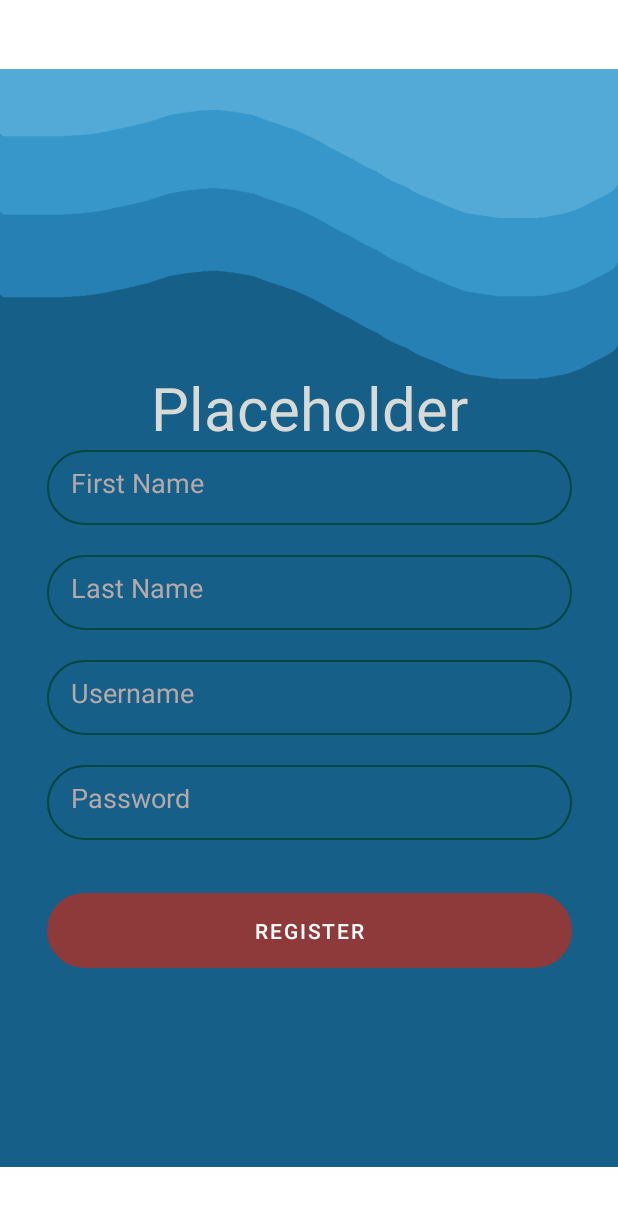
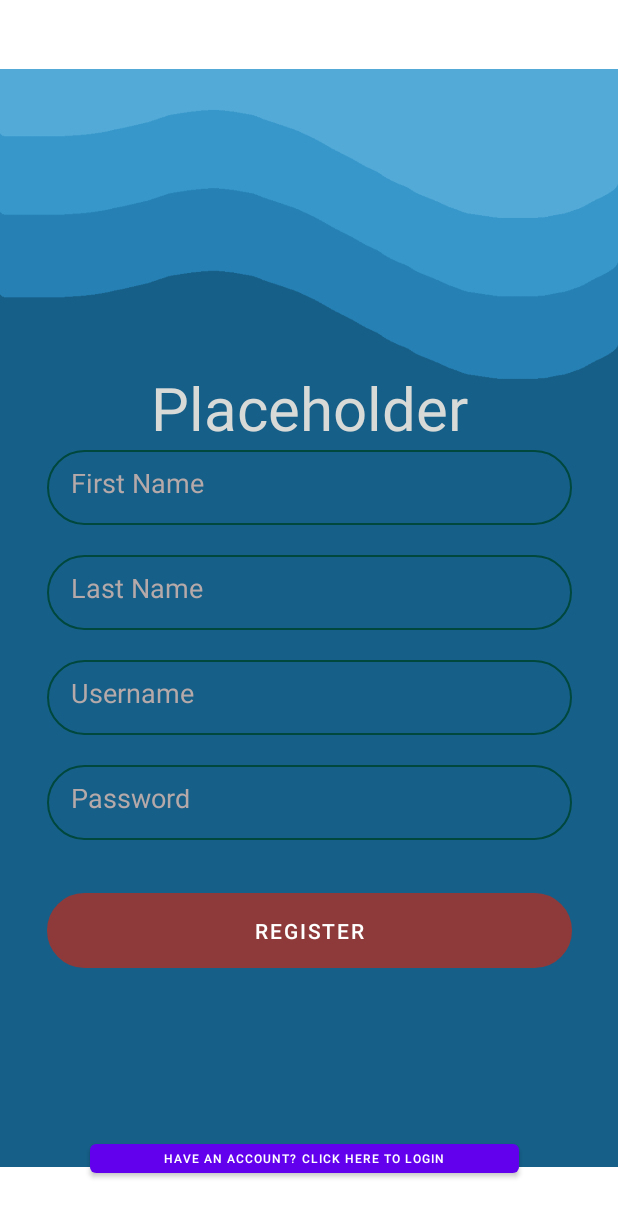
Before and after one commit to RohanDey02/B07MedicalApp, an Android app: the SignUpActivity screen opened directly, with no data from a screen before it, on a phone screen of 412 x 824 dp. Shown: the top 1217 px of the screen. Run offline under Robolectric (Android 15) with nearby library versions, the phone set to English and light mode, and no system bars; our stand-ins replace Firebase (no records; nobody signed in at launch, a user with empty details on screens opened directly); Roboto replaces fonts that are not available here.

Commit message:
typo & a button added to go back to login page

```diff
--- a/app/src/main/java/com/example/b07medicalapp/SignUpActivity.java
+++ b/app/src/main/java/com/example/b07medicalapp/SignUpActivity.java
@@ -65,7 +65,7 @@ public class SignUpActivity extends AppCompatActivity {
                 }
 
                 if (account.username.isEmpty()){
-                    etUserName.setError("password is empty");
+                    etUserName.setError("username is empty");
                     etUserName.requestFocus();
                     return;
                 }
@@ -75,6 +75,11 @@ public class SignUpActivity extends AppCompatActivity {
 
             }
         });
+    }
+
+    public void backToLogin(View view){
+                Intent intent = new Intent(this, MainActivity.class);
+                startActivity(intent);
     }
 
     @Override
--- a/app/src/main/res/layout/activity_sign_up.xml
+++ b/app/src/main/res/layout/activity_sign_up.xml
@@ -7,6 +7,7 @@
     android:visibility="visible">
 
     <ImageView
+        android:id="@+id/imageView"
         android:layout_width="match_parent"
         android:layout_height="match_parent"
         android:contentDescription="@string/main_page_background"
@@ -143,4 +144,17 @@
         app:layout_constraintTop_toBottomOf="@+id/editTextPassword"
         tools:text="@string/sign_up_butt" />
 
+    <Button
+        android:id="@+id/button9"
+        android:layout_width="286dp"
+        android:layout_height="31dp"
+        android:layout_marginStart="60dp"
+        android:layout_marginLeft="60dp"
+        android:layout_marginBottom="36dp"
+        android:onClick="backToLogin"
+        android:text="@string/go_back_to_login"
+        android:textSize="8sp"
+        app:layout_constraintBottom_toBottomOf="@+id/imageView"
+        app:layout_constraintStart_toStartOf="parent" />
+
 </androidx.constraintlayout.widget.ConstraintLayout>
--- a/app/src/main/res/values/strings.xml
+++ b/app/src/main/res/values/strings.xml
@@ -106,5 +106,6 @@
     <string name="invalid_message">Username or Password is Incorrect</string>
     <string name="book_appointment">Book Appointment</string>
     <string name="upcoming_appointments">Your Upcoming Appointments</string>
+    <string name="go_back_to_login">Have an account? Click here to login</string>
 
 </resources>
```
Also changed, not shown: app/src/main/java/com/example/b07medicalapp/MainActivity.java (+2 -7 lines).
